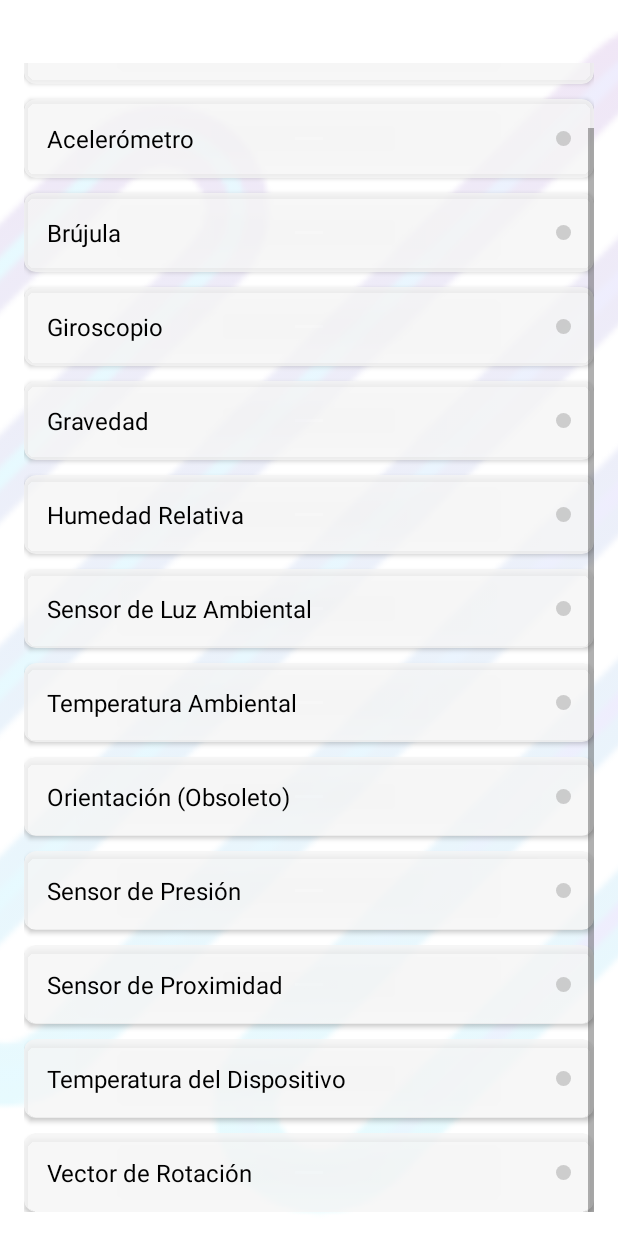
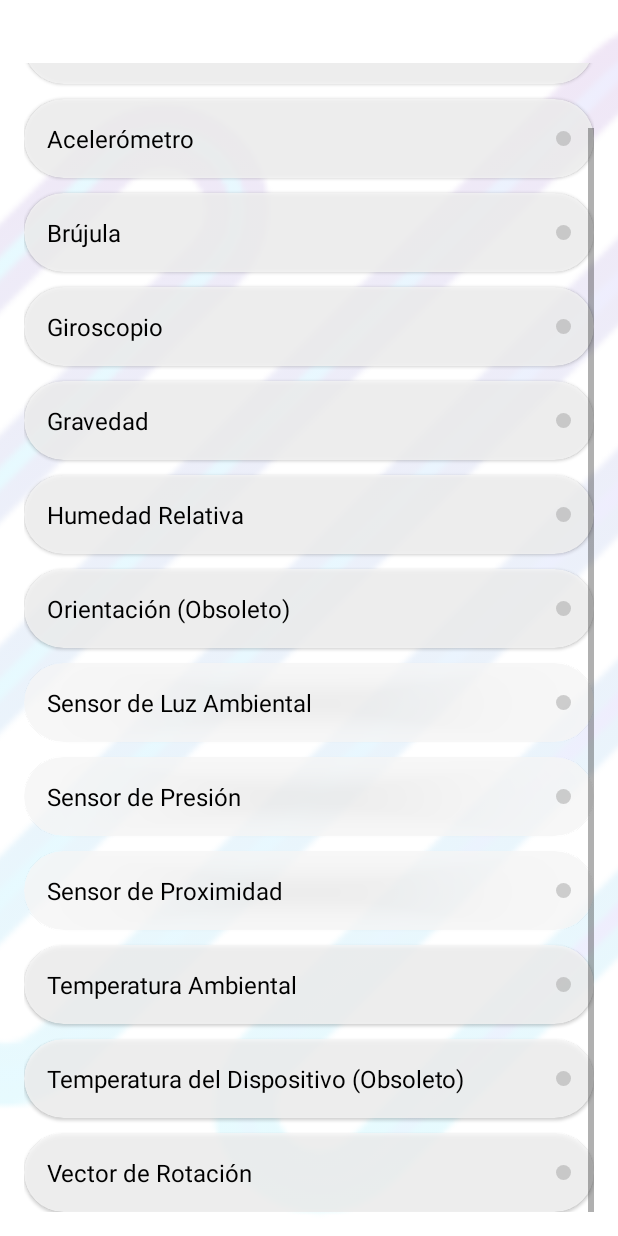
Before and after one commit to darlber/PMDM06, an Android app: the screen it shows after launch (MainActivity), scrolled down 536 dp, on a phone screen of 412 x 824 dp. Run offline under Robolectric (Android 15) with nearby library versions, the phone set to English and light mode, and no system bars.

Commit message:
refactor: Improve sensor management and update data display
This commit refactors the sensor management in `MainActivity` and updates the data display formats for several sensors, improving overall functionality and user experience.

**Changes:**

*   **Sensor Management:**
    *   Modified `MainActivity.java` to:
        *   Rearrange sensor additions to group similar sensor types together.
        * Add comment in `MainActivity.java` with the list of available sensors in my device.
        * Clarify that the `Orientation` and `Temperature` sensors are deprecated.
        * Removed the call to `checkAvailableSensors` method, because is not necessary.
    * Modified `SensorAdapter.java` to:
       * Configurate the click event in the item.
*   **Data Display Updates:**
    *   Modified `Gravity.java` to:
        * Use `R.string.gravity_values` to display the sensor values.
    *   Modified `Pressure.java` to:
        * Use `R.string.pressure_values` to display the sensor values.
    *   Modified `Temperature.java` to:
        * Use `R.string.temp_values` to display the sensor values.
    *   Modified `RotationVector.java` to:
        *   Refactor the comments to be more accurate.
        * Use `R.string.rotation_values` to display the sensor values.
    *  Modified `Proximity.java` to:
        * Improve the comment to be more accurate.
    * Updated sensor status in `sensor_item.xml` file.
* **Other:**
    * Deleted unnecessary checks if the sensor is available in the device.
    * Modified the status of the sensor to be always available.
    * Updated the background color of the item to `cardBackground` color.
    * Updated the corner radius of the card.

```diff
--- a/app/src/main/java/com/example/pmdm06/ArrayAdapter/SensorAdapter.java
+++ b/app/src/main/java/com/example/pmdm06/ArrayAdapter/SensorAdapter.java
@@ -32,10 +32,10 @@ import java.util.List;
 
 public class SensorAdapter extends BaseAdapter {
 
-    private Context context;
-    private List<String> sensorNames;
-    private List<Integer> sensorTypes;
-    private SensorManager sensorManager;
+    private final Context context;
+    private final List<String> sensorNames;
+    private final List<Integer> sensorTypes;
+    private final SensorManager sensorManager;
 
     // Constructor para recibir contexto y las listas de nombres y tipos de sensores
     public SensorAdapter(Context context, List<String> sensorNames, List<Integer> sensorTypes) {
@@ -68,6 +68,7 @@ public class SensorAdapter extends BaseAdapter {
             // Sensor no encontrado, mostrar círculo gris
             sensorStatus.setImageResource(R.drawable.grey_circle);
         }
+        // Configurar el evento de clic en el elemento
         convertView.setOnClickListener(v -> {
             String sensorNameText = sensorNames.get(position);
             Log.d("SensorDebug", "Clicked sensor: " + sensorNameText);
@@ -113,8 +114,6 @@ public class SensorAdapter extends BaseAdapter {
             intent.putExtra("sensor_name", sensorNames.get(position));
             context.startActivity(intent);
         });
-        ;
-
 
         return convertView;
     }
--- a/app/src/main/java/com/example/pmdm06/MainActivity.java
+++ b/app/src/main/java/com/example/pmdm06/MainActivity.java
@@ -1,12 +1,10 @@
 package com.example.pmdm06;
 
 import android.content.Context;
-import android.graphics.Color;
 import android.hardware.Sensor;
 import android.hardware.SensorManager;
 import android.os.Bundle;
 import android.util.Log;
-import android.view.View;
 import android.widget.GridView;
 
 import androidx.appcompat.app.AppCompatActivity;
@@ -40,12 +38,12 @@ public class MainActivity extends AppCompatActivity {
         addSensor(Sensor.TYPE_GYROSCOPE, "Giroscopio");
         addSensor(Sensor.TYPE_GRAVITY, "Gravedad");
         addSensor(Sensor.TYPE_RELATIVE_HUMIDITY, "Humedad Relativa");
+        addSensor(Sensor.TYPE_ORIENTATION, "Orientación (Obsoleto)");
         addSensor(Sensor.TYPE_LIGHT, "Sensor de Luz Ambiental");
-        addSensor(Sensor.TYPE_AMBIENT_TEMPERATURE, "Temperatura Ambiental");
-        addSensor(Sensor.TYPE_ORIENTATION, "Orientación (Obsoleto)");
         addSensor(Sensor.TYPE_PRESSURE, "Sensor de Presión");
         addSensor(Sensor.TYPE_PROXIMITY, "Sensor de Proximidad");
-        addSensor(Sensor.TYPE_TEMPERATURE, "Temperatura del Dispositivo");
+        addSensor(Sensor.TYPE_AMBIENT_TEMPERATURE, "Temperatura Ambiental");
+        addSensor(Sensor.TYPE_TEMPERATURE, "Temperatura del Dispositivo (Obsoleto)");
         addSensor(Sensor.TYPE_ROTATION_VECTOR, "Vector de Rotación");
 
         // Después de definir sensores, verifica cuáles están disponibles
@@ -64,8 +62,7 @@ public class MainActivity extends AppCompatActivity {
     }
 
 }
-
-        /* LISTADO DE SENSORES mi dispositivo
+        /* LISTADO DE SENSORES en mi dispositivo
     SAR ADUX1050
     sns_tilt
     pedometer
--- a/app/src/main/java/com/example/pmdm06/Sensors/Gravity.java
+++ b/app/src/main/java/com/example/pmdm06/Sensors/Gravity.java
@@ -28,7 +28,6 @@ public class Gravity extends AppCompatActivity implements SensorEventListener {
         sensorInfo = findViewById(R.id.sensor_info);
         sensorManager = (SensorManager) getSystemService(SENSOR_SERVICE);
 
-        // Obtener el sensor de gravedad
         gravitySensor = sensorManager.getDefaultSensor(Sensor.TYPE_GRAVITY);
 
     }
@@ -36,7 +35,6 @@ public class Gravity extends AppCompatActivity implements SensorEventListener {
     @Override
     protected void onResume() {
         super.onResume();
-        // Registrar el listener para el sensor de gravedad
         if (gravitySensor != null) {
             sensorManager.registerListener(this, gravitySensor, SensorManager.SENSOR_DELAY_UI);
         }
@@ -54,12 +52,10 @@ public class Gravity extends AppCompatActivity implements SensorEventListener {
     @Override
     public void onSensorChanged(SensorEvent event) {
         if (event.sensor.getType() == Sensor.TYPE_GRAVITY) {
-            // Obtener los valores de gravedad en X, Y y Z
             float gravityX = event.values[0];
             float gravityY = event.values[1];
             float gravityZ = event.values[2];
 
-            // Formatear los valores con 2 decimales y mostrarlos en los TextViews
             String gravityData = String.format(getString(R.string.gravity_values), gravityX, gravityY, gravityZ);
             sensorInfo.setText(gravityData);
         }
--- a/app/src/main/java/com/example/pmdm06/Sensors/Pressure.java
+++ b/app/src/main/java/com/example/pmdm06/Sensors/Pressure.java
@@ -50,12 +50,11 @@ public class Pressure extends AppCompatActivity implements SensorEventListener {
 
     @Override
     public void onSensorChanged(SensorEvent event) {
-        float pressure = event.values[0]; // Presión en hPa
+        float pressure = event.values[0];
         sensorInfo.setText(String.format(getString(R.string.pressure_values), pressure));
     }
 
     @Override
     public void onAccuracyChanged(Sensor sensor, int accuracy) {
-        // No es necesario para este sensor
     }
 }
--- a/app/src/main/java/com/example/pmdm06/Sensors/Proximity.java
+++ b/app/src/main/java/com/example/pmdm06/Sensors/Proximity.java
@@ -54,6 +54,7 @@ public class Proximity extends AppCompatActivity implements SensorEventListener
         if (event.sensor.getType() == Sensor.TYPE_PROXIMITY) {
             float distance = event.values[0];
             // Mostramos el valor binario en cm (0 o 5)
+            //en mi tlf, el valor es 0 o 5, no mide la distancia en cm
             String proximityStatus = (distance == 0) ? getString(R.string.prox_values) : "Lejos (5 cm)";
             sensorInfo.setText(proximityStatus);
             Log.d("ProximitySensor", "Proximity Status: " + proximityStatus);
--- a/app/src/main/java/com/example/pmdm06/Sensors/Temperature.java
+++ b/app/src/main/java/com/example/pmdm06/Sensors/Temperature.java
@@ -28,7 +28,6 @@ public class Temperature extends AppCompatActivity implements SensorEventListene
 
         sensorDescription.setText(R.string.temp_desc);
 
-        // Inicializar el SensorManager y obtener el sensor de temperatura
         sensorManager = (SensorManager) getSystemService(SENSOR_SERVICE);
         temperatureSensor = sensorManager.getDefaultSensor(Sensor.TYPE_TEMPERATURE);
 
@@ -37,7 +36,6 @@ public class Temperature extends AppCompatActivity implements SensorEventListene
     @Override
     protected void onResume() {
         super.onResume();
-        // Registrar el listener para el sensor de temperatura
         if (temperatureSensor != null) {
             sensorManager.registerListener(this, temperatureSensor, SensorManager.SENSOR_DELAY_UI);
         }
@@ -46,7 +44,6 @@ public class Temperature extends AppCompatActivity implements SensorEventListene
     @Override
     protected void onPause() {
         super.onPause();
-        // Desregistrar el listener cuando la actividad esté en pausa
         if (temperatureSensor != null) {
             sensorManager.unregisterListener(this);
         }
@@ -55,7 +52,6 @@ public class Temperature extends AppCompatActivity implements SensorEventListene
     @Override
     public void onSensorChanged(SensorEvent event) {
         if (event.sensor.getType() == Sensor.TYPE_TEMPERATURE) {
-            // Mostrar la temperatura en la interfaz con 2 decimales
             float temperature = event.values[0];
             sensorInfo.setText(String.format(getString(R.string.temp_values), temperature));
         }
--- a/app/src/main/res/layout/sensor_item.xml
+++ b/app/src/main/res/layout/sensor_item.xml
@@ -5,8 +5,8 @@
     android:layout_height="wrap_content"
     android:layout_margin="8dp"
     card_view:cardBackgroundColor="@color/cardBackground"
-    card_view:cardCornerRadius="8dp"
-    card_view:cardElevation="2dp"> <!-- Ajusta este color -->
+    card_view:cardCornerRadius="80dp"
+    card_view:cardElevation="1dp">
 
     <LinearLayout
         android:layout_width="match_parent"
```
Also changed, not shown: app/src/main/java/com/example/pmdm06/Sensors/RotationVector.java (+9 -13 lines).
